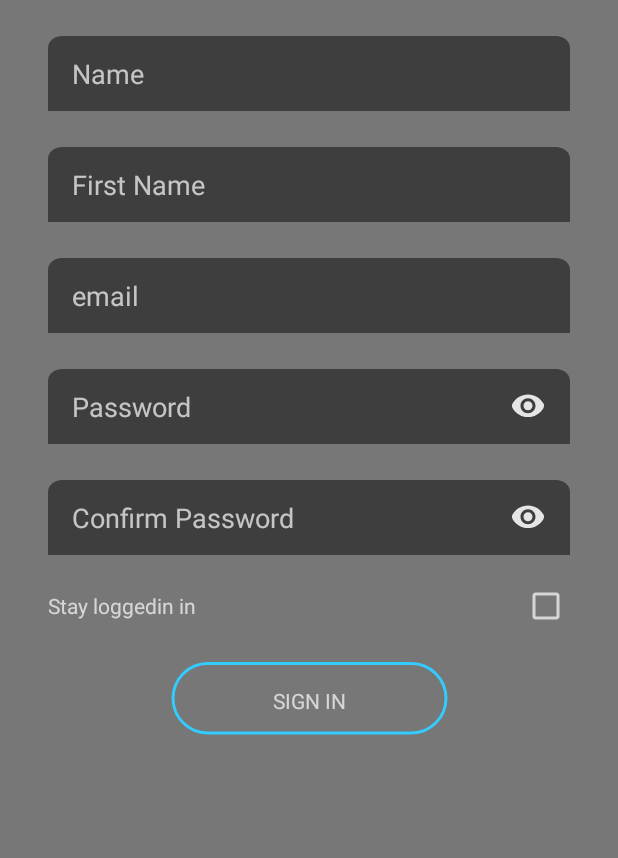
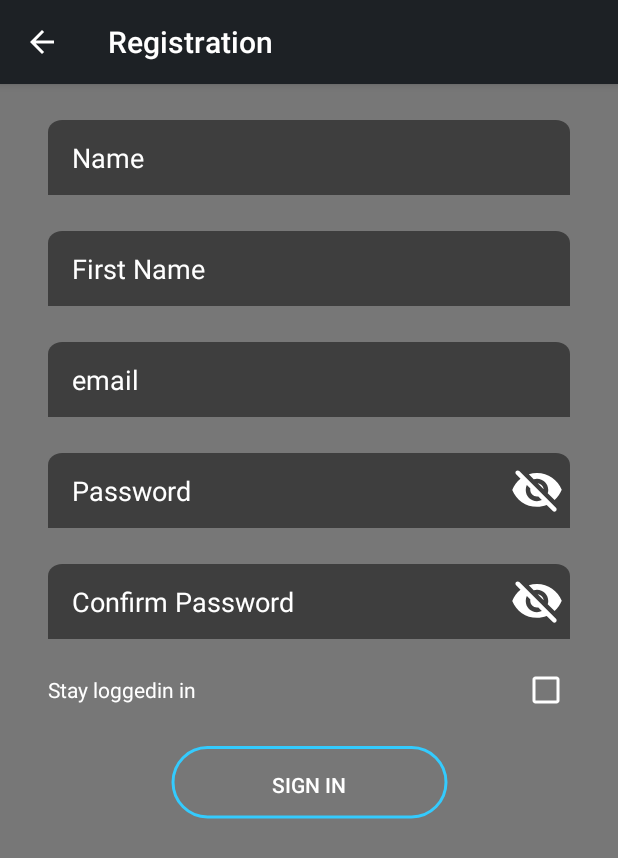
Before and after one commit to vimalbosamiya/People10-Tech-Batanks-Android, an Android app: the Registration screen opened directly, with no data from a screen before it, on a phone screen of 412 x 824 dp. Shown: the top 858 px of the screen. Run offline under Robolectric (Android 15) with nearby library versions, the phone set to English and light mode, and no system bars; our stand-ins replace RxJava.

Commit message:
Registration UI

```diff
--- a/app/src/main/AndroidManifest.xml
+++ b/app/src/main/AndroidManifest.xml
@@ -33,6 +33,8 @@
 
         <activity android:name=".signing.SigninActivity" />
 
-        <activity android:name=".registration.Registration" />
+        <activity
+            android:name=".registration.Registration"
+            android:theme="@style/AppTheme_Registration" />
     </application>
 </manifest>
--- /dev/null
+++ b/app/src/main/java/com/batanks/newplan/registration/contract/RegistrationContract.kt
@@ -0,0 +1,18 @@
+package com.batanks.newplan.registration.contract
+
+import com.batanks.newplan.arch.BaseContract
+
+interface RegistrationContract {
+
+    interface IView : BaseContract.BasicLoadingView {
+
+    }
+
+    interface IPresenter : BaseContract.LoadingPresenter<IView> {
+
+    }
+
+    interface Listener {
+
+    }
+}
--- /dev/null
+++ b/app/src/main/java/com/batanks/newplan/registration/presenter/RegistrationPresenter.kt
@@ -0,0 +1,23 @@
+package com.batanks.newplan.registration.presenter
+
+import com.batanks.newplan.registration.contract.RegistrationContract
+import io.reactivex.rxjava3.disposables.CompositeDisposable
+
+class RegistrationPresenter constructor() : RegistrationContract.IPresenter {
+
+    override val compositeDisposable: CompositeDisposable = CompositeDisposable()
+
+    override var view: RegistrationContract.IView? = null
+
+    override val isAttached: Boolean
+        get() = view != null
+
+    override fun onAttach(view: RegistrationContract.IView) {
+        this.view = view
+    }
+
+    override fun onDetach() {
+        compositeDisposable.clear()
+        this.view = null
+    }
+}
--- a/app/src/main/res/layout/activity_registration.xml
+++ b/app/src/main/res/layout/activity_registration.xml
@@ -18,6 +18,7 @@
             android:background="@drawable/ic_edittext_background"
             android:hint="@string/name"
             android:inputType="textPersonName"
+            android:maxLength="150"
             android:maxLines="1"
             android:paddingLeft="16dp"
             android:paddingRight="16dp"
@@ -35,6 +36,7 @@
             android:background="@drawable/ic_edittext_background"
             android:hint="@string/first_name"
             android:inputType="textPersonName"
+            android:maxLength="30"
             android:maxLines="1"
             android:paddingLeft="16dp"
             android:paddingRight="16dp"
@@ -69,9 +71,10 @@
             android:background="@drawable/ic_edittext_background"
             android:hint="@string/password"
             android:inputType="textPassword"
+            android:maxLength="15"
             android:maxLines="1"
             android:paddingLeft="16dp"
-            android:paddingRight="16dp"
+            android:paddingEnd="58dp"
             app:layout_constraintLeft_toLeftOf="parent"
             app:layout_constraintRight_toRightOf="parent"
             app:layout_constraintTop_toBottomOf="@+id/email" />
@@ -81,7 +84,8 @@
             android:layout_width="wrap_content"
             android:layout_height="wrap_content"
             android:layout_marginRight="4dp"
-            android:src="@drawable/ic_eye"
+            android:src="@drawable/ic_eye_off"
+            app:layout_constraintBottom_toBottomOf="@+id/passwordEditText"
             app:layout_constraintEnd_toEndOf="@+id/passwordEditText"
             app:layout_constraintLeft_toRightOf="@+id/passwordEditText"
             app:layout_constraintRight_toRightOf="@+id/passwordEditText"
@@ -97,9 +101,10 @@
             android:background="@drawable/ic_edittext_background"
             android:hint="@string/confirm_password"
             android:inputType="textPassword"
+            android:maxLength="15"
             android:maxLines="1"
             android:paddingLeft="16dp"
-            android:paddingRight="16dp"
+            android:paddingEnd="58dp"
             app:layout_constraintLeft_toLeftOf="parent"
             app:layout_constraintRight_toRightOf="parent"
             app:layout_constraintTop_toBottomOf="@+id/passwordEditText" />
@@ -109,7 +114,8 @@
             android:layout_width="wrap_content"
             android:layout_height="wrap_content"
             android:layout_marginRight="4dp"
-            android:src="@drawable/ic_eye"
+            android:src="@drawable/ic_eye_off"
+            app:layout_constraintBottom_toBottomOf="@+id/confirmPasswordEditText"
             app:layout_constraintEnd_toEndOf="@+id/confirmPasswordEditText"
             app:layout_constraintLeft_toRightOf="@+id/confirmPasswordEditText"
             app:layout_constraintRight_toRightOf="@+id/confirmPasswordEditText"
@@ -134,7 +140,7 @@
             app:layout_constraintLeft_toRightOf="@+id/stayLoggedIn"
             app:layout_constraintRight_toRightOf="parent" />
 
-        <TextView
+        <Button
             android:id="@+id/signIn"
             android:layout_width="wrap_content"
             android:layout_height="wrap_content"
--- a/app/src/main/res/layout/activity_signin.xml
+++ b/app/src/main/res/layout/activity_signin.xml
@@ -28,6 +28,7 @@
             android:background="@drawable/ic_edittext_background"
             android:hint="@string/user_name"
             android:inputType="textEmailAddress"
+            android:maxLength="15"
             android:maxLines="1"
             android:paddingLeft="16dp"
             android:paddingRight="16dp"
@@ -45,6 +46,7 @@
             android:background="@drawable/ic_edittext_background"
             android:hint="@string/password"
             android:inputType="textPassword"
+            android:maxLength="15"
             android:maxLines="1"
             android:paddingStart="16dp"
             android:paddingEnd="58dp"
--- a/app/src/main/res/values/strings.xml
+++ b/app/src/main/res/values/strings.xml
@@ -15,4 +15,9 @@
     <string name="news">News</string>
     <string name="myplans">My Plans</string>
     <string name="signing_in_please_wait">Signing-in.., Please wait,..</string>
+    <string name="yes">Yes</string>
+    <string name="no">No</string>
+    <string name="password_condition">Password should contain at least 1 lower case and 1 upper case letter.</string>
+    <string name="password_doesnt_match">Password &amp; Confirm password doesn\'t match.</string>
+    <string name="not_valid_email">Email is not valid.</string>
 </resources>
--- a/app/src/main/res/values/styles.xml
+++ b/app/src/main/res/values/styles.xml
@@ -13,6 +13,11 @@
 
         <item name="windowActionBar">false</item>
         <item name="windowNoTitle">true</item>
+    </style>
+
+    <style name="AppTheme_Registration" parent="AppTheme_ActionBar">
+        <item name="windowActionBar">true</item>
+        <item name="windowNoTitle">false</item>
     </style>
 
     <style name="AppTheme_NoActionBar" parent="Theme.AppCompat.NoActionBar">
```
Also changed, not shown: app/src/main/java/com/batanks/newplan/registration/Registration.kt (+196 -1 lines), app/src/main/java/com/batanks/newplan/registration/viewmodel/RegistrationViewModel.kt (added, +13 -0 lines), app/src/main/java/com/batanks/newplan/signing/SigninActivity.kt (+4 -4 lines), 1 other file.
